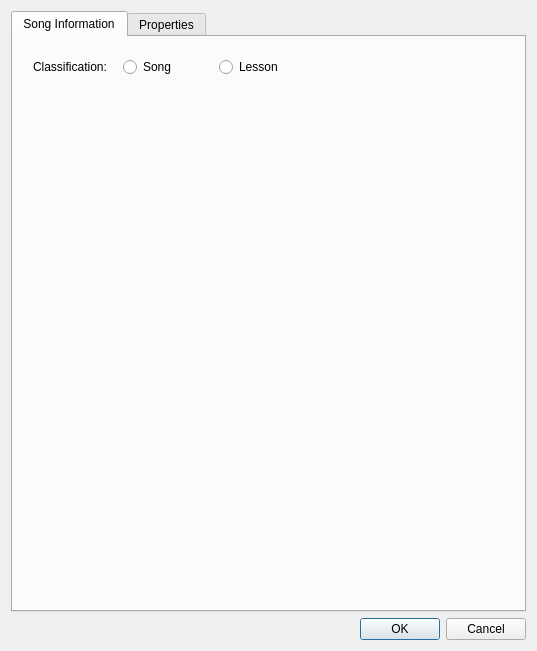
The window that source/dialogs/fileinformationdialog.ui (powertab/powertabeditor) describes before a commit, drawn with Qt 5.
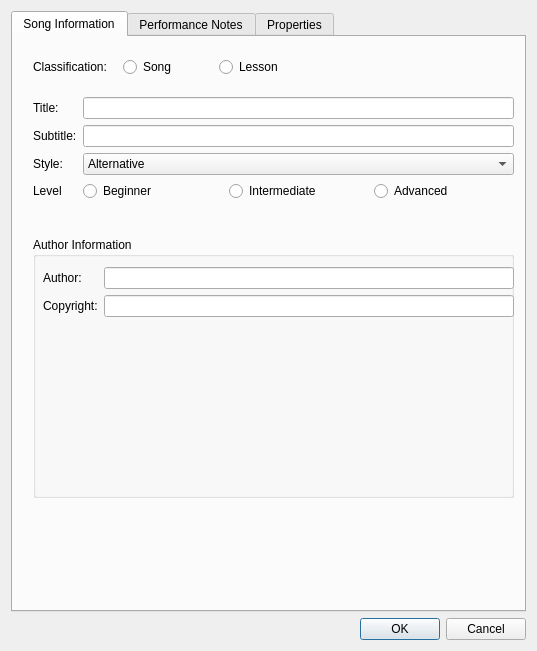
The same window after the commit. The open tabs and pages were chosen to show the change.

Commit message: Added a page to display/edit information for lesson files.

Diff of the .ui file:
```diff
--- a/source/dialogs/fileinformationdialog.ui
+++ b/source/dialogs/fileinformationdialog.ui
@@ -446,9 +446,242 @@
          </widget>
         </widget>
        </widget>
-       <widget class="QWidget" name="lessonPage"/>
+       <widget class="QWidget" name="lessonPage">
+        <widget class="QWidget" name="formLayoutWidget_8">
+         <property name="geometry">
+          <rect>
+           <x>0</x>
+           <y>10</y>
+           <width>481</width>
+           <height>141</height>
+          </rect>
+         </property>
+         <layout class="QFormLayout" name="formLayout_8">
+          <property name="fieldGrowthPolicy">
+           <enum>QFormLayout::AllNonFixedFieldsGrow</enum>
+          </property>
+          <item row="0" column="0">
+           <widget class="QLabel" name="lessonTitleLabel">
+            <property name="text">
+             <string>Title:</string>
+            </property>
+           </widget>
+          </item>
+          <item row="0" column="1">
+           <widget class="QLineEdit" name="lessonTitleValue"/>
+          </item>
+          <item row="1" column="0">
+           <widget class="QLabel" name="lessonSubtitleLabel">
+            <property name="text">
+             <string>Subtitle:</string>
+            </property>
+           </widget>
+          </item>
+          <item row="1" column="1">
+           <widget class="QLineEdit" name="lessonSubtitleValue"/>
+          </item>
+          <item row="2" column="0">
+           <widget class="QLabel" name="lessonStyleLabel">
+            <property name="text">
+             <string>Style:</string>
+            </property>
+           </widget>
+          </item>
+          <item row="2" column="1">
+           <widget class="QComboBox" name="lessonStyleValue">
+            <item>
+             <property name="text">
+              <string>Alternative</string>
+             </property>
+            </item>
+            <item>
+             <property name="text">
+              <string>Bluegrass</string>
+             </property>
+            </item>
+            <item>
+             <property name="text">
+              <string>Blues</string>
+             </property>
+            </item>
+            <item>
+             <property name="text">
+              <string>Country</string>
+             </property>
+            </item>
+            <item>
+             <property name="text">
+              <string>Fingerpick</string>
+             </property>
+            </item>
+            <item>
+             <property name="text">
+              <string>Flamenco</string>
+             </property>
+            </item>
+            <item>
+             <property name="text">
+              <string>Folk</string>
+             </property>
+            </item>
+            <item>
+             <property name="text">
+              <string>Funk</string>
+             </property>
+            </item>
+            <item>
+             <property name="text">
+              <string>Fusion</string>
+             </property>
+            </item>
+            <item>
+             <property name="text">
+              <string>General</string>
+             </property>
+            </item>
+            <item>
+             <property name="text">
+              <string>Jazz</string>
+             </property>
+            </item>
+            <item>
+             <property name="text">
+              <string>Metal/Shred</string>
+             </property>
+            </item>
+            <item>
+             <property name="text">
+              <string>Other</string>
+             </property>
+            </item>
+            <item>
+             <property name="text">
+              <string>Pop</string>
+             </property>
+            </item>
+            <item>
+             <property name="text">
+              <string>Progressive Rock</string>
+             </property>
+            </item>
+            <item>
+             <property name="text">
+              <string>Punk</string>
+             </property>
+            </item>
+            <item>
+             <property name="text">
+              <string>Reggae</string>
+             </property>
+            </item>
+            <item>
+             <property name="text">
+              <string>Rock</string>
+             </property>
+            </item>
+            <item>
+             <property name="text">
+              <string>Swing</string>
+             </property>
+            </item>
+           </widget>
+          </item>
+          <item row="3" column="0">
+           <widget class="QLabel" name="lessonLevelLabel">
+            <property name="text">
+             <string>Level</string>
+            </property>
+           </widget>
+          </item>
+          <item row="3" column="1">
+           <layout class="QHBoxLayout" name="horizontalLayout_2">
+            <item>
+             <widget class="QRadioButton" name="beginnerLevelButton">
+              <property name="text">
+               <string>Beginner</string>
+              </property>
+              <attribute name="buttonGroup">
+               <string notr="true">lessonLevelButtonGroup</string>
+              </attribute>
+             </widget>
+            </item>
+            <item>
+             <widget class="QRadioButton" name="intermediateLevelButton">
+              <property name="text">
+               <string>Intermediate</string>
+              </property>
+              <attribute name="buttonGroup">
+               <string notr="true">lessonLevelButtonGroup</string>
+              </attribute>
+             </widget>
+            </item>
+            <item>
+             <widget class="QRadioButton" name="advancedLevelButton">
+              <property name="text">
+               <string>Advanced</string>
+              </property>
+              <attribute name="buttonGroup">
+               <string notr="true">lessonLevelButtonGroup</string>
+              </attribute>
+             </widget>
+            </item>
+           </layout>
+          </item>
+         </layout>
+        </widget>
+        <widget class="QGroupBox" name="groupBox_3">
+         <property name="geometry">
+          <rect>
+           <x>0</x>
+           <y>150</y>
+           <width>481</width>
+           <height>261</height>
+          </rect>
+         </property>
+         <property name="title">
+          <string>Author Information</string>
+         </property>
+         <widget class="QWidget" name="formLayoutWidget_9">
+          <property name="geometry">
+           <rect>
+            <x>10</x>
+            <y>30</y>
+            <width>471</width>
+            <height>131</height>
+           </rect>
+          </property>
+          <layout class="QFormLayout" name="formLayout_9">
+           <item row="0" column="0">
+            <widget class="QLabel" name="lessonAuthorLabel">
+             <property name="text">
+              <string>Author:</string>
+             </property>
+            </widget>
+           </item>
+           <item row="0" column="1">
+            <widget class="QLineEdit" name="lessonAuthorValue"/>
+           </item>
+           <item row="1" column="0">
+            <widget class="QLabel" name="lessonCopyrightLabel">
+             <property name="text">
+              <string>Copyright:</string>
+             </property>
+            </widget>
+           </item>
+           <item row="1" column="1">
+            <widget class="QLineEdit" name="lessonCopyrightValue"/>
+           </item>
+          </layout>
+         </widget>
+        </widget>
+       </widget>
       </widget>
      </widget>
+     <widget class="QWidget" name="perfNotesPage">
+      <attribute name="title">
+       <string>Performance Notes</string>
+      </attribute>
+     </widget>
      <widget class="QWidget" name="properties">
       <attribute name="title">
        <string>Properties</string>
```
Left out of the diff: 6 changed lines with no effect on the pictures. The commit also changes 1 other file.
